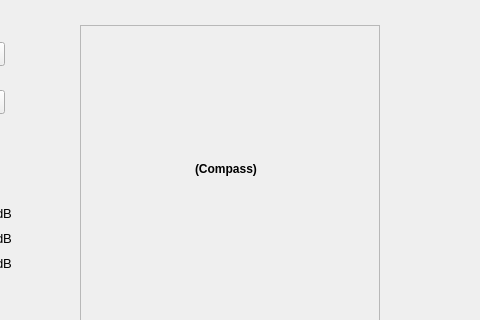
Old version of the form groundstation.ui in the repository Angele-/FloatSat_GroundStation; both pictures show x 225 to 705 and y 174 to 494 of the 1297 by 712 pixel window.
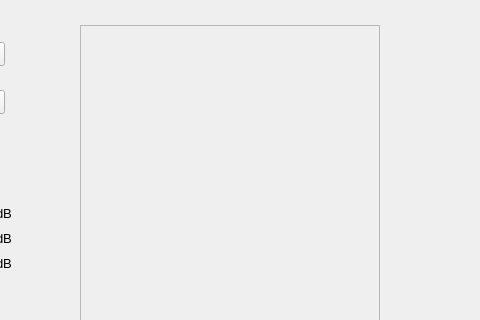
New version of the form. Custom widgets are drawn as their Qt base class.

What changed in the file:
```diff
--- a/groundstation.ui
+++ b/groundstation.ui
@@ -1418,24 +1418,15 @@
     <property name="frameShadow">
      <enum>QFrame::Raised</enum>
     </property>
-    <widget class="QLabel" name="label_43">
+    <widget class="Compass" name="compass_widget" native="true">
      <property name="geometry">
       <rect>
-       <x>115</x>
-       <y>128</y>
-       <width>81</width>
-       <height>31</height>
+       <x>50</x>
+       <y>40</y>
+       <width>221</width>
+       <height>191</height>
       </rect>
      </property>
-     <property name="font">
-      <font>
-       <weight>75</weight>
-       <bold>true</bold>
-      </font>
-     </property>
-     <property name="text">
-      <string>(Compass)</string>
-     </property>
     </widget>
    </widget>
    <widget class="QFrame" name="pic_frame">
@@ -1579,6 +1570,14 @@
   <widget class="QStatusBar" name="statusBar"/>
  </widget>
  <layoutdefault spacing="6" margin="11"/>
+ <customwidgets>
+  <customwidget>
+   <class>Compass</class>
+   <extends>QWidget</extends>
+   <header>compass.h</header>
+   <container>1</container>
+  </customwidget>
+ </customwidgets>
  <resources/>
  <connections/>
 </ui>
```
Left out of the diff: 2 changed lines with no effect on the pictures.
